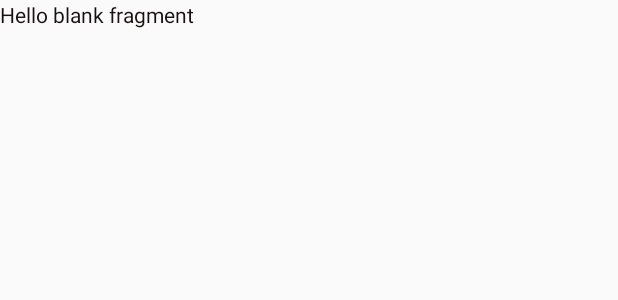
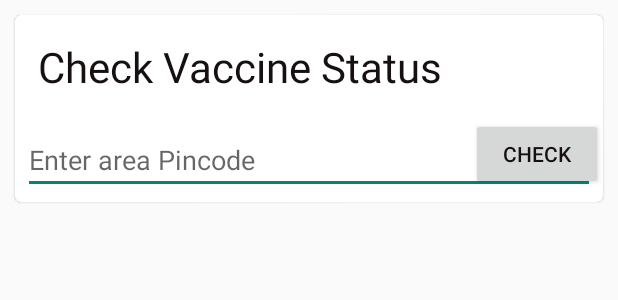
Before and after one commit to Maneet-Sri2001/COVID, an Android app: the layout fragment_check_vaccine.xml on its own in the app's theme, with its tools: preview values and no code run, on a phone screen of 412 x 824 dp. Shown: the top 300 px of the screen. Run offline under Robolectric (Android 15) with nearby library versions, the phone set to English and light mode, and no system bars; network calls fail.

Commit message:
Vaccine Check Status Adding

```diff
--- a/app/src/main/res/layout/fragment_check_vaccine.xml
+++ b/app/src/main/res/layout/fragment_check_vaccine.xml
@@ -1,14 +1,55 @@
 <?xml version="1.0" encoding="utf-8"?>
-<FrameLayout xmlns:android="http://schemas.android.com/apk/res/android"
+<RelativeLayout xmlns:android="http://schemas.android.com/apk/res/android"
     xmlns:tools="http://schemas.android.com/tools"
     android:layout_width="match_parent"
     android:layout_height="match_parent"
     tools:context=".CheckVaccine">
 
-    <!-- TODO: Update blank fragment layout -->
-    <TextView
+    <com.google.android.material.card.MaterialCardView
+        android:id="@+id/card"
+        android:layout_width="match_parent"
+        android:layout_height="wrap_content"
+        android:layout_margin="10dp">
+
+
+        <RelativeLayout
+            android:layout_width="match_parent"
+            android:layout_height="match_parent">
+
+            <TextView
+                android:id="@+id/text"
+                android:layout_margin="15dp"
+                android:layout_width="match_parent"
+                android:layout_height="wrap_content"
+                android:layout_alignParentTop="true"
+                android:text="Check Vaccine Status "
+                android:textSize="28sp" />
+
+            <EditText
+                android:id="@+id/get_pincode"
+                android:layout_width="match_parent"
+                android:layout_height="wrap_content"
+                android:layout_below="@+id/text"
+                android:layout_marginStart="5dp"
+                android:layout_marginTop="5dp"
+                android:layout_marginEnd="5dp"
+                android:layout_marginBottom="5dp"
+                android:hint="Enter area Pincode"
+                android:inputType="number" />
+
+            <Button
+                android:id="@+id/check_status"
+                android:layout_width="wrap_content"
+                android:layout_height="wrap_content"
+                android:layout_below="@id/text"
+                android:layout_alignParentEnd="true"
+                android:text="Check" />
+        </RelativeLayout>
+    </com.google.android.material.card.MaterialCardView>
+
+    <androidx.recyclerview.widget.RecyclerView
+        android:id="@+id/state_vaccine_status"
         android:layout_width="match_parent"
         android:layout_height="match_parent"
-        android:text="@string/hello_blank_fragment" />
-
-</FrameLayout>
+        android:layout_below="@id/card"/>
+</RelativeLayout>
--- a/app/src/main/res/layout/fragment_home_screen.xml
+++ b/app/src/main/res/layout/fragment_home_screen.xml
@@ -15,7 +15,7 @@
             android:layout_height="match_parent"
             android:orientation="vertical">
 
-            <androidx.cardview.widget.CardView
+            <com.google.android.material.card.MaterialCardView
                 android:layout_width="match_parent"
                 android:layout_height="wrap_content"
                 android:layout_marginStart="20dp"
@@ -124,6 +124,7 @@
                                 android:textColor="@color/textP"
                                 android:textSize="16sp"
                                 android:textStyle="bold" />
+
                         </LinearLayout>
 
                         <LinearLayout
@@ -164,7 +165,7 @@
 
 
                 </LinearLayout>
-            </androidx.cardview.widget.CardView>
+            </com.google.android.material.card.MaterialCardView>
 
 
             <TextView
--- a/app/src/main/res/layout/list_item.xml
+++ b/app/src/main/res/layout/list_item.xml
@@ -9,7 +9,7 @@
     android:layout_marginBottom="3dp"
     android:padding="2dp">
 
-    <androidx.cardview.widget.CardView
+    <com.google.android.material.card.MaterialCardView
         android:layout_width="match_parent"
         android:layout_height="95dp"
         android:layout_marginStart="15dp"
@@ -169,5 +169,5 @@
 
         </LinearLayout>
 
-    </androidx.cardview.widget.CardView>
+    </com.google.android.material.card.MaterialCardView>
 </RelativeLayout>
--- a/app/src/main/res/layout/news.xml
+++ b/app/src/main/res/layout/news.xml
@@ -7,7 +7,7 @@
     android:layout_marginBottom="3dp"
     android:padding="2dp">
 
-    <androidx.cardview.widget.CardView
+    <com.google.android.material.card.MaterialCardView
         android:layout_width="220dp"
         android:layout_height="240dp"
         android:layout_margin="4dp"
@@ -62,6 +62,6 @@
 
         </LinearLayout>
 
-    </androidx.cardview.widget.CardView>
+    </com.google.android.material.card.MaterialCardView>
 
 </RelativeLayout>
--- a/app/src/main/res/layout/news_dialog.xml
+++ b/app/src/main/res/layout/news_dialog.xml
@@ -1,5 +1,5 @@
 <?xml version="1.0" encoding="utf-8"?>
-<androidx.cardview.widget.CardView xmlns:android="http://schemas.android.com/apk/res/android"
+<com.google.android.material.card.MaterialCardView xmlns:android="http://schemas.android.com/apk/res/android"
     xmlns:app="http://schemas.android.com/apk/res-auto"
     android:layout_width="400dp"
     android:layout_height="wrap_content"
@@ -103,4 +103,4 @@
 
     </RelativeLayout>
 
-</androidx.cardview.widget.CardView>
+</com.google.android.material.card.MaterialCardView>
```
Also changed, not shown: app/src/main/java/com/example/covid/CheckVaccine.java (+2 -46 lines), app/src/main/res/layout/fragment_statictics.xml (+24 -24 lines).
